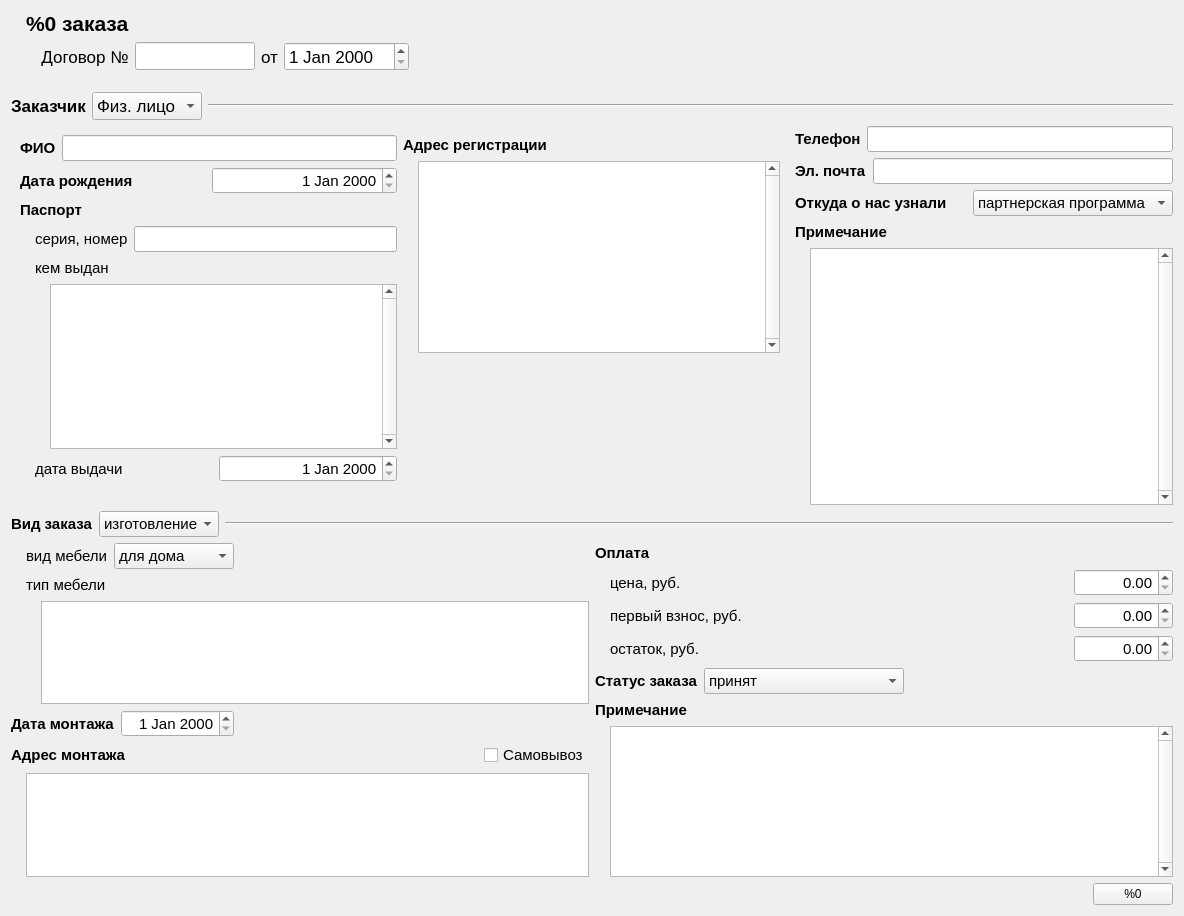
Old version of the form src/mebel/orderwidget.ui in the repository dmitry-shloma/mebel.
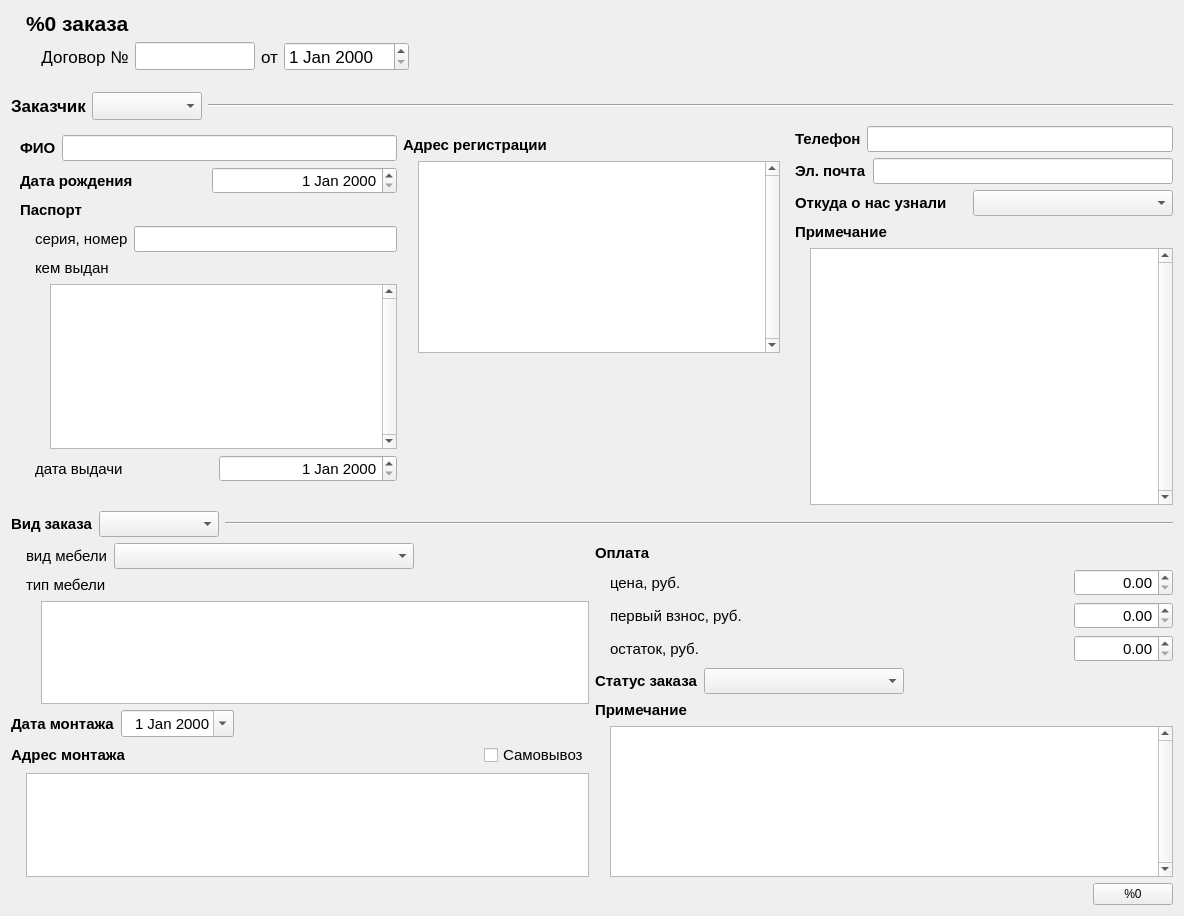
New version of the form.

The edit to the form file:
```diff
--- a/src/mebel/orderwidget.ui
+++ b/src/mebel/orderwidget.ui
@@ -185,18 +185,8 @@
         </font>
        </property>
        <property name="currentIndex">
-        <number>0</number>
+        <number>-1</number>
        </property>
-       <item>
-        <property name="text">
-         <string>Физ. лицо</string>
-        </property>
-       </item>
-       <item>
-        <property name="text">
-         <string>Юр. лицо</string>
-        </property>
-       </item>
       </widget>
      </item>
      <item>
@@ -1129,13 +1119,8 @@
             </font>
            </property>
            <property name="currentIndex">
-            <number>0</number>
+            <number>-1</number>
            </property>
-           <item>
-            <property name="text">
-             <string>партнерская программа</string>
-            </property>
-           </item>
           </widget>
          </item>
         </layout>
@@ -1236,23 +1221,8 @@
         </font>
        </property>
        <property name="currentIndex">
-        <number>0</number>
+        <number>-1</number>
        </property>
-       <item>
-        <property name="text">
-         <string>изготовление</string>
-        </property>
-       </item>
-       <item>
-        <property name="text">
-         <string>продажа</string>
-        </property>
-       </item>
-       <item>
-        <property name="text">
-         <string>услуги</string>
-        </property>
-       </item>
       </widget>
      </item>
      <item>
@@ -1294,13 +1264,13 @@
             <widget class="QComboBox" name="cbFurnitureSpecies">
              <property name="minimumSize">
               <size>
-               <width>120</width>
+               <width>300</width>
                <height>0</height>
               </size>
              </property>
              <property name="maximumSize">
               <size>
-               <width>120</width>
+               <width>300</width>
                <height>16777215</height>
               </size>
              </property>
@@ -1310,23 +1280,8 @@
               </font>
              </property>
              <property name="currentIndex">
-              <number>0</number>
+              <number>-1</number>
              </property>
-             <item>
-              <property name="text">
-               <string>для дома</string>
-              </property>
-             </item>
-             <item>
-              <property name="text">
-               <string>для офиса</string>
-              </property>
-             </item>
-             <item>
-              <property name="text">
-               <string>для учреждений здравоохранения</string>
-              </property>
-             </item>
             </widget>
            </item>
            <item>
@@ -1436,6 +1391,9 @@
            <property name="alignment">
             <set>Qt::AlignRight|Qt::AlignTrailing|Qt::AlignVCenter</set>
            </property>
+           <property name="calendarPopup">
+            <bool>true</bool>
+           </property>
           </widget>
          </item>
          <item>
@@ -1746,23 +1704,8 @@
             </font>
            </property>
            <property name="currentIndex">
-            <number>0</number>
+            <number>-1</number>
            </property>
-           <item>
-            <property name="text">
-             <string>принят</string>
-            </property>
-           </item>
-           <item>
-            <property name="text">
-             <string>в работе</string>
-            </property>
-           </item>
-           <item>
-            <property name="text">
-             <string>сдан</string>
-            </property>
-           </item>
           </widget>
          </item>
          <item>
```
Left out of the diff: 28 changed lines with no effect on the pictures.
